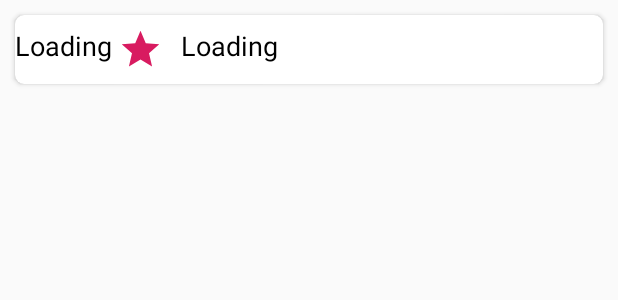
After one commit to Aashir-Technolligence/All4Cars, an Android app: the layout review.xml on its own in the app's theme, with its tools: preview values and no code run, on a phone screen of 412 x 824 dp. The commit adds this screen. Shown: the top 300 px of the screen. Run offline under Robolectric (Android 15) with nearby library versions, the light colour scheme and no system bars.

Commit message:
add, view services, get direction,, add hashes

```diff
--- a/app/src/main/java/com/example/all4cars/AddService.java
+++ b/app/src/main/java/com/example/all4cars/AddService.java
@@ -189,7 +189,10 @@ public class AddService extends AppCompatActivity {
                                             addServiceAttr.setOpenTime(openTime.getText().toString());
                                             addServiceAttr.setLocation(addressString);
                                             addServiceAttr.setPhone(phone.getText().toString());
+                                            addServiceAttr.setRating(Float.valueOf((float) 0.0));
+                                            addServiceAttr.setTotal(0);
 
+                                            addServiceAttr.setUserID("1");
                                             addServiceAttr.setLatitude(lati);
                                             addServiceAttr.setLongitude(loni);
 
@@ -208,7 +211,7 @@ public class AddService extends AppCompatActivity {
                                     }
                                 });
                     } else {
-                        Toast.makeText(getApplicationContext(), "Please enter all Information", Toast.LENGTH_SHORT).show();
+                        Toast.makeText(getApplicationContext(), "Please upload an image.", Toast.LENGTH_SHORT).show();
                     }
                 } else {
                     Toast.makeText(getApplicationContext(), "Please enter all Information", Toast.LENGTH_SHORT).show();
--- a/app/src/main/java/com/example/all4cars/ViewServices.java
+++ b/app/src/main/java/com/example/all4cars/ViewServices.java
@@ -32,6 +32,7 @@ public class ViewServices extends AppCompatActivity {
         databaseReference.child("Services").addValueEventListener(new ValueEventListener() {
             @Override
             public void onDataChange(@NonNull DataSnapshot dataSnapshot) {
+                addServiceAttrs.clear();
                 //profiledata.clear();
                 for(DataSnapshot dataSnapshot1 : dataSnapshot.getChildren()){
                     AddServiceAttr p = dataSnapshot1.getValue(AddServiceAttr.class);
--- /dev/null
+++ b/app/src/main/res/drawable/ic_star_black_24dp.xml
@@ -0,0 +1,5 @@
+<vector android:height="24dp" android:tint="#D81B60"
+    android:viewportHeight="24.0" android:viewportWidth="24.0"
+    android:width="24dp" xmlns:android="http://schemas.android.com/apk/res/android">
+    <path android:fillColor="#FF000000" android:pathData="M12,17.27L18.18,21l-1.64,-7.03L22,9.24l-7.19,-0.61L12,2 9.19,8.63 2,9.24l5.46,4.73L5.82,21z"/>
+</vector>
--- a/app/src/main/res/layout/post.xml
+++ b/app/src/main/res/layout/post.xml
@@ -48,7 +48,8 @@
                 android:layout_height="wrap_content"
                 style = "?android:attr/ratingBarStyleSmall"
                 android:numStars = "5"
-                android:layout_marginLeft="5dp">
+                android:layout_marginLeft="5dp"
+                android:id="@+id/postRating">
 
             </RatingBar>
             <TextView
--- /dev/null
+++ b/app/src/main/res/layout/review.xml
@@ -0,0 +1,63 @@
+<?xml version="1.0" encoding="utf-8"?>
+<LinearLayout xmlns:android="http://schemas.android.com/apk/res/android"
+    android:layout_width="match_parent"
+    android:layout_height="wrap_content"
+    xmlns:app="http://schemas.android.com/apk/res-auto">
+
+    <androidx.cardview.widget.CardView
+        android:layout_width="match_parent"
+        android:layout_height="wrap_content"
+        android:layout_marginLeft="10dp"
+        android:layout_marginRight="10dp"
+        android:layout_marginTop="10dp"
+        android:layout_marginBottom="10dp"
+        app:cardBackgroundColor="@android:color/white"
+        app:cardCornerRadius="6dp">
+        <LinearLayout
+            android:layout_width="match_parent"
+            android:layout_height="wrap_content"
+            android:orientation="horizontal">
+        <TextView
+            android:id="@+id/user"
+            android:layout_width="wrap_content"
+            android:layout_height="wrap_content"
+            android:layout_marginBottom="8dp"
+            android:layout_marginEnd="4dp"
+            android:layout_marginRight="4dp"
+            android:layout_marginTop="8dp"
+            android:layout_marginLeft="5dp"
+            android:text="Loading"
+            android:textColor="@android:color/black"
+            android:textSize="18sp"
+            app:layout_constraintBottom_toBottomOf="parent"
+            app:layout_constraintEnd_toEndOf="parent"
+            app:layout_constraintTop_toTopOf="parent"
+            app:layout_constraintVertical_bias="1.0"
+            />
+
+            <ImageView
+                android:layout_width="30dp"
+                android:layout_height="30dp"
+                android:layout_marginBottom="8dp"
+                android:layout_marginEnd="4dp"
+                android:layout_marginRight="4dp"
+                android:layout_marginTop="8dp"
+                android:src="@drawable/ic_star_black_24dp"/>
+            <TextView
+                android:id="@+id/comnt"
+                android:layout_width="wrap_content"
+                android:layout_height="wrap_content"
+                android:layout_marginLeft="108dp"
+                android:layout_marginStart="8dp"
+                android:layout_marginTop="8dp"
+                android:text="Loading"
+                android:textColor="@android:color/black"
+                android:textSize="18sp"
+                app:layout_constraintStart_toStartOf="parent"
+                app:layout_constraintTop_toTopOf="parent" />
+
+
+        </LinearLayout>
+
+    </androidx.cardview.widget.CardView>
+</LinearLayout>
```
Also changed, not shown: app/src/main/AndroidManifest.xml (+4 -4 lines), app/src/main/java/com/example/all4cars/AddServiceAttr.java (+21 -1 lines), app/src/main/java/com/example/all4cars/Rating_Attr.java (added, +65 -0 lines), app/src/main/java/com/example/all4cars/ReviewListAdapter.java (added, +51 -0 lines), app/src/main/java/com/example/all4cars/ServiceDetail.java (+59 -1 lines), app/src/main/java/com/example/all4cars/ViewServiceAdapter.java (+10 -1 lines), app/src/main/res/layout/activity_service_detail.xml (+81 -54 lines).
